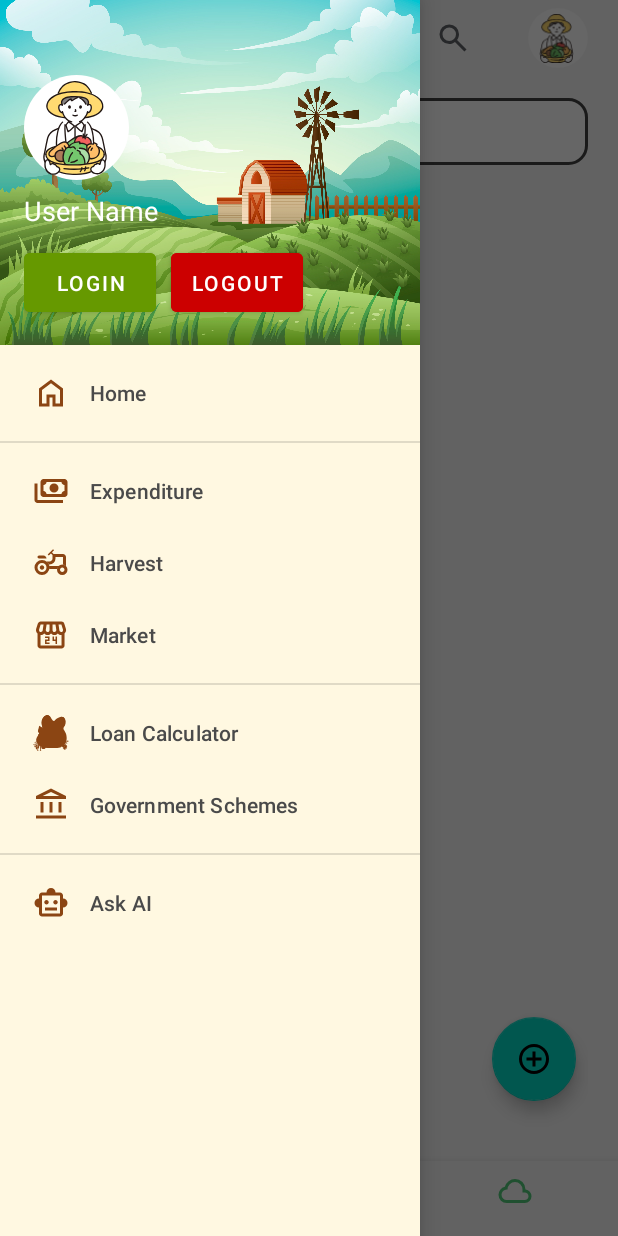
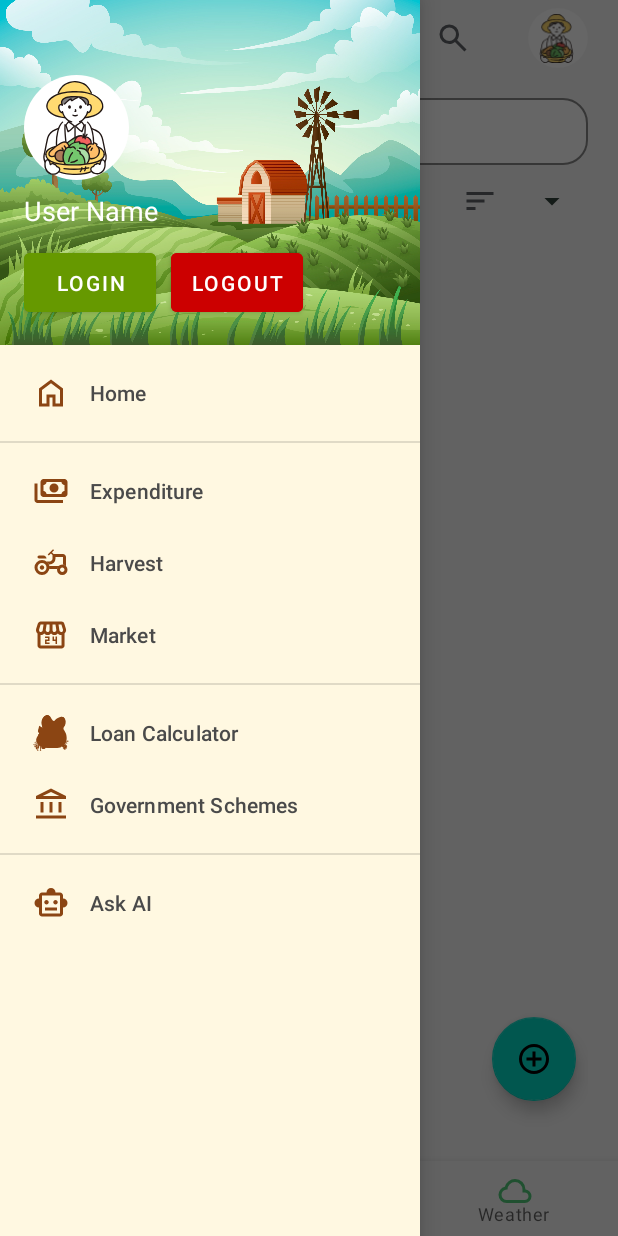
Before and after one commit to TG404-JV/ShetiBill, an Android app: the screen it shows after launch (MainActivity), with the side drawer open, on a phone screen of 412 x 824 dp. Run offline under Robolectric (Android 15) with nearby library versions, the phone set to English and light mode, and no system bars; our stand-ins replace Firebase (no records; nobody signed in at launch, a user with empty details on screens opened directly); pictures from the network do not load.

Commit message:
Added Labour Stats & Solve the Issues Occuring In Main Farm Expenditure.

```diff
--- a/app/src/main/java/com/example/farmer/home/bottomtab/labour/LabourAdapter.java
+++ b/app/src/main/java/com/example/farmer/home/bottomtab/labour/LabourAdapter.java
@@ -31,13 +31,18 @@ public class LabourAdapter extends RecyclerView.Adapter<LabourAdapter.LabourView
 
     private final List<Labour> labourList;
     private final Context context;
+    private final List<Labour> originalLabourList; // Keep track of the original list for sorting
+    private final Runnable onLabourListChanged; // Callback for changes in the list
+
     private static final String PREFERENCE_KEY = "LabourData"; // SharedPreferences key
     private static final String LABOUR_LIST_KEY = "LabourList"; // Key for saving labour list
 
     // Constructor
-    public LabourAdapter(List<Labour> labourList, Context context) {
+    public LabourAdapter(List<Labour> labourList, Context context, List<Labour> originalLabourList, Runnable onLabourListChanged) {
         this.labourList = labourList;
         this.context = context;
+        this.originalLabourList = originalLabourList; // Initialize the original list
+        this.onLabourListChanged = onLabourListChanged; // Initialize the callback
     }
 
     @NonNull
@@ -95,11 +100,10 @@ public class LabourAdapter extends RecyclerView.Adapter<LabourAdapter.LabourView
             labourList.remove(position);
             notifyItemRemoved(position);
             Toast.makeText(context, "Labour details deleted", Toast.LENGTH_SHORT).show();
-            saveLabourData(); // Save updated data to SharedPreferences after deletion
+            onLabourListChanged.run(); // Call the callback to update the main list
         });
 
         updateTotalWeight(labour, holder); // Update the total weight dynamically
-        saveLabourData(); // Save labour data locally in SharedPreferences
     }
 
     @Override
@@ -135,7 +139,7 @@ public class LabourAdapter extends RecyclerView.Adapter<LabourAdapter.LabourView
         SharedPreferences.Editor editor = sharedPreferences.edit();
 
         Gson gson = new Gson();
-        String json = gson.toJson(labourList); // Convert list to JSON
+        String json = gson.toJson(originalLabourList); // Convert the original list to JSON
         editor.putString(LABOUR_LIST_KEY, json);
         editor.apply(); // Save data asynchronously
     }
--- /dev/null
+++ b/app/src/main/res/drawable/ic_sort_img.xml
@@ -0,0 +1,9 @@
+<vector xmlns:android="http://schemas.android.com/apk/res/android"
+    android:width="24dp"
+    android:height="24dp"
+    android:viewportWidth="960"
+    android:viewportHeight="960">
+  <path
+      android:pathData="M120,720v-80h240v80L120,720ZM120,520v-80h480v80L120,520ZM120,320v-80h720v80L120,320Z"
+      android:fillColor="#5f6368"/>
+</vector>
--- a/app/src/main/res/layout/fragment_main_farm_expenditure.xml
+++ b/app/src/main/res/layout/fragment_main_farm_expenditure.xml
@@ -10,27 +10,35 @@
         android:layout_height="wrap_content"
         android:hint="Search labour"
         android:padding="10dp"
-        android:background="@drawable/search_background"
+        android:background="@drawable/search_bar_background"
         android:drawableLeft="@drawable/ic_search_img"
         android:layout_marginBottom="12dp"
         android:layout_alignParentTop="true"/>
 
+<LinearLayout
+    android:id="@+id/SortData"
+    android:layout_width="wrap_content"
+    android:layout_height="wrap_content"
+    android:layout_alignParentEnd="true"
+    android:layout_below="@id/searchBar">
+    <ImageView
+        android:layout_width="wrap_content"
+        android:layout_height="wrap_content"
+        android:src="@drawable/ic_sort_img" />
     <!-- Spinner for sorting options -->
     <Spinner
         android:id="@+id/sortSpinner"
-        android:layout_width="wrap_content"
+        android:layout_width="60dp"
         android:layout_height="wrap_content"
-        android:layout_below="@id/searchBar"
-        android:entries="@array/sort_options"
-        android:layout_marginBottom="12dp"
-        android:layout_alignParentStart="true"/>
+        android:entries="@array/sort_options" />
+</LinearLayout>
 
     <!-- RecyclerView for displaying labour list -->
     <androidx.recyclerview.widget.RecyclerView
         android:id="@+id/AddWeightRecyclerView"
         android:layout_width="match_parent"
         android:layout_height="match_parent"
-        android:layout_below="@id/sortSpinner"
+        android:layout_below="@id/SortData"
         android:layout_marginTop="8dp"/>
 
     <!-- FloatingActionButton for adding new labour entry -->
--- a/app/src/main/res/menu/bottom_navigation_menu.xml
+++ b/app/src/main/res/menu/bottom_navigation_menu.xml
@@ -3,13 +3,13 @@
     <item
         android:id="@+id/navigation_farm"
         android:icon="@drawable/ic_farm_tab_img"
-        android:title="" />
+        android:title="Home" />
     <item
         android:id="@+id/navigation_fertilizer"
         android:icon="@drawable/ic_fertilizer_tab_img"
-        android:title="" />
+        android:title="Fertilizer" />
     <item
         android:id="@+id/navigation_weather"
         android:icon="@drawable/ic_weather_tab_img"
-        android:title="" />
+        android:title="Weather" />
 </menu>
--- a/app/src/main/res/values/arrays.xml
+++ b/app/src/main/res/values/arrays.xml
@@ -11,4 +11,5 @@
         <item>Monthly</item>
         <item>Quarterly</item>
     </string-array>
+
 </resources>
```
Also changed, not shown: app/src/main/java/com/example/farmer/graph/FragmentExpendGraph.java (+151 -23 lines), app/src/main/java/com/example/farmer/home/bottomtab/MainFarmExpenditureFragment.java (+31 -35 lines), app/src/main/java/com/example/farmer/home/bottomtab/labour/Labour.java (+22 -2 lines), app/src/main/res/layout/fragment_expend_graph.xml (+80 -4 lines). Lines whose indentation alone changed are shown as unchanged.
